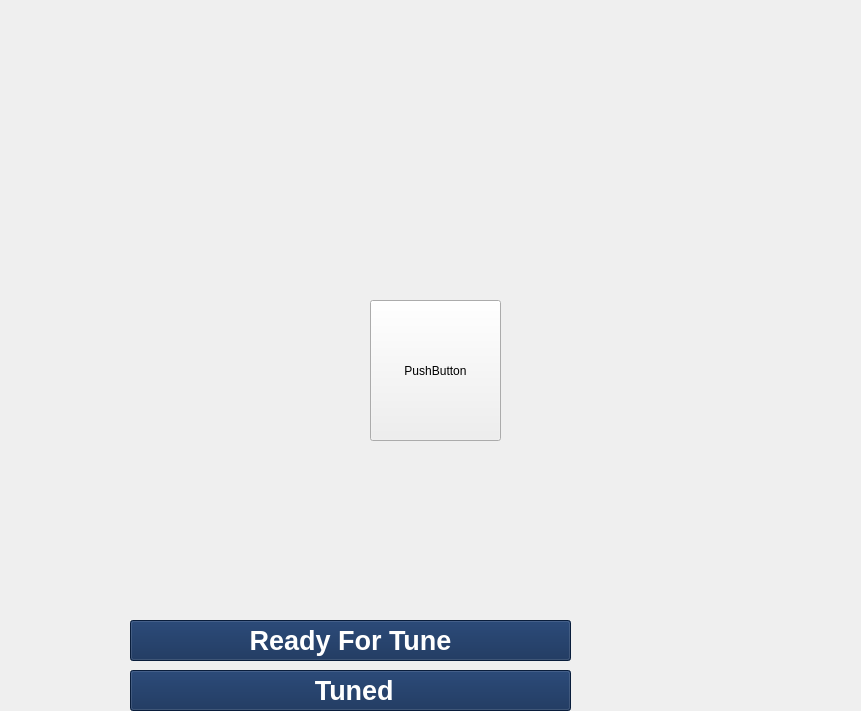
Qt form tuning.ui (RISWANAAAA/venturiphaco) before a commit.
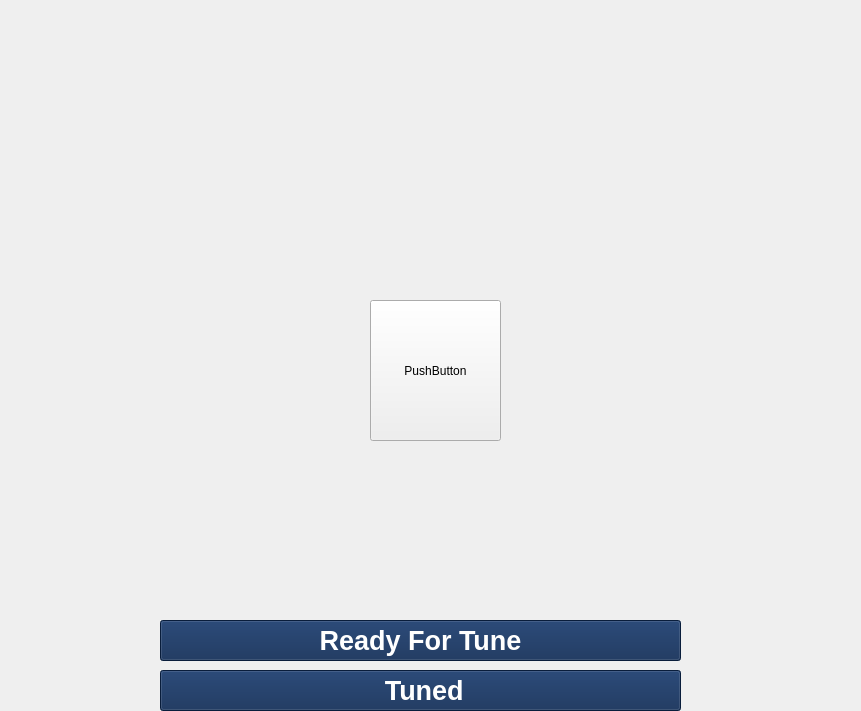
The same form after that commit. Icons and pictures are not drawn.

Diff of the .ui file:
```diff
--- a/tuning.ui
+++ b/tuning.ui
@@ -89,9 +89,9 @@
   <widget class="QPushButton" name="ButRTune">
    <property name="geometry">
     <rect>
-     <x>130</x>
+     <x>160</x>
      <y>620</y>
-     <width>441</width>
+     <width>521</width>
      <height>41</height>
     </rect>
    </property>
@@ -109,7 +109,7 @@
   <widget class="QLabel" name="lblRTune">
    <property name="geometry">
     <rect>
-     <x>120</x>
+     <x>150</x>
      <y>620</y>
      <width>71</width>
      <height>41</height>
@@ -127,7 +127,7 @@
   <widget class="QLabel" name="lblTuned">
    <property name="geometry">
     <rect>
-     <x>120</x>
+     <x>150</x>
      <y>670</y>
      <width>71</width>
      <height>41</height>
@@ -145,9 +145,9 @@
   <widget class="QPushButton" name="butTuned">
    <property name="geometry">
     <rect>
-     <x>130</x>
+     <x>160</x>
      <y>670</y>
-     <width>441</width>
+     <width>521</width>
      <height>41</height>
     </rect>
    </property>
```
